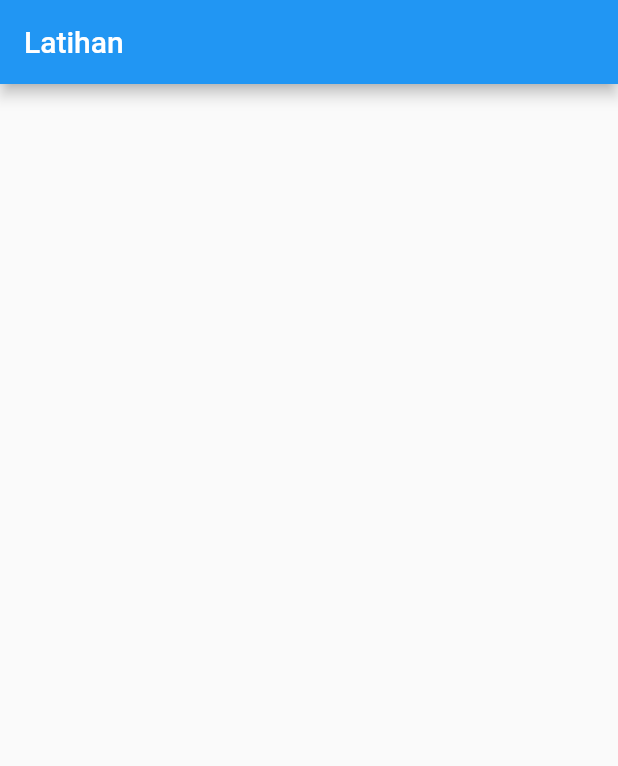
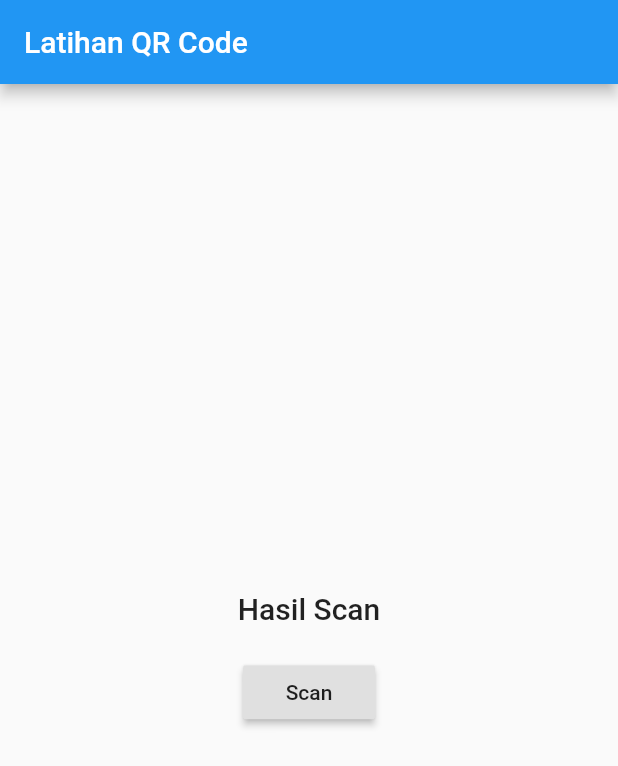
Before and after one commit to akbariyansyah/latihan-flutter, a Flutter app: the screen it shows after launch, on a phone screen of 412 x 824 dp. Shown: the top 766 px of the screen. Run offline on Flutter 3.47's test engine with Material 2 defaults, Android fonts, the phone set to English and light mode, and no system bars; missing offline and left inert: qrscan.

Commit message:
-Initial Complete

```diff
--- a/lib/main.dart
+++ b/lib/main.dart
@@ -1,5 +1,6 @@
 import 'package:flutter/cupertino.dart';
 import 'package:flutter/material.dart';
+import 'package:qrscan/qrscan.dart' as scanner;
 
 void main() {
   runApp(MyApp());
@@ -14,13 +15,39 @@ class MyApp extends StatelessWidget {
   }
 }
 
-class MainPage extends StatelessWidget {
+class MainPage extends StatefulWidget {
+  @override
+  _MainPageState createState() => _MainPageState();
+}
+
+class _MainPageState extends State<MainPage> {
+  String hasil = "Hasil Scan";
   @override
   Widget build(BuildContext context) {
     return Scaffold(
         appBar: AppBar(
-          title: Text("Latihan "),
+          title: Text("Latihan QR Code"),
         ),
-        body: Container());
+        body: Center(
+          child: Column(
+            mainAxisAlignment: MainAxisAlignment.center,
+            children: [
+              Text(
+                hasil,
+                style: TextStyle(fontSize: 20, fontWeight: FontWeight.w500),
+              ),
+              SizedBox(
+                height: 20,
+              ),
+              RaisedButton(
+                onPressed: () async {
+                  hasil = await scanner.scan();
+                  setState(() {});
+                },
+                child: Text("Scan"),
+              )
+            ],
+          ),
+        ));
   }
 }
```
Also changed, not shown: pubspec.yaml (+1 -6 lines), pubspec.lock.
